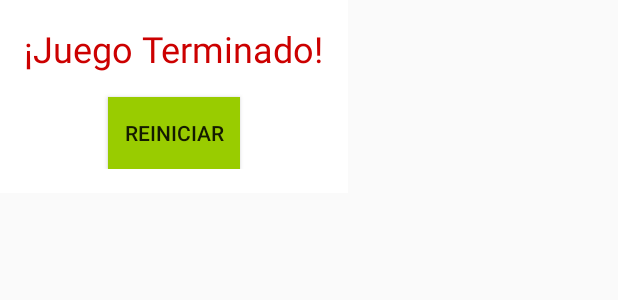
After one commit to JokularWolf/Buscaminas, an Android app built with Jetpack Compose: the layout dialog_game_over.xml on its own in the app's theme, with its tools: preview values and no code run, on a phone screen of 412 x 824 dp. The commit adds this screen. Shown: the top 300 px of the screen. Run offline under Robolectric (Android 15) with nearby library versions, the phone set to English and light mode, and no system bars.

Commit message:
Adding message dialog, when user lose appear the message with a buttom to restar level

```diff
--- a/app/src/main/java/com/example/buscaminas/MainActivity.kt
+++ b/app/src/main/java/com/example/buscaminas/MainActivity.kt
@@ -7,7 +7,9 @@ import android.widget.Toast
 import androidx.activity.ComponentActivity
 import android.widget.GridLayout
 import android.widget.PopupMenu
+import android.widget.TextView
 import logica.Matrix
+import android.app.Dialog
 
 class MainActivity : ComponentActivity() {
 
@@ -116,12 +118,11 @@ class MainActivity : ComponentActivity() {
         }
     }
 
-
     private fun revealAdjacentCells(row: Int, col: Int) {
         val gridLayout = findViewById<GridLayout>(R.id.gridLayout)
         val directions = listOf(-1 to -1, -1 to 0, -1 to 1,
-            0 to -1,          0 to 1,
-            1 to -1, 1 to 0, 1 to 1)
+                                0 to -1,          0 to 1,
+                                1 to -1, 1 to 0, 1 to 1)
 
         val queue = mutableListOf(row to col)
 
@@ -160,7 +161,23 @@ class MainActivity : ComponentActivity() {
 
     private fun showGameOver() {
         isGameOver = true
-        Toast.makeText(this, "Game Over", Toast.LENGTH_SHORT).show()
+
+        // Crear el diálogo
+        val dialog = Dialog(this)
+        dialog.setContentView(R.layout.dialog_game_over)
+
+        val tvGameOver = dialog.findViewById<TextView>(R.id.tvGameOver)
+        val btnRestart = dialog.findViewById<Button>(R.id.btnRestart)
+
+        // Configurar el botón de reinicio
+        btnRestart.setOnClickListener {
+            // Reiniciar el nivel
+            loadLayout(R.id.frBuscaminas, R.layout.buscaminas_layout, matrix.rows, matrix.cols, matrix.numMines)
+            dialog.dismiss() // Cerrar el diálogo
+        }
+
+        // Mostrar el diálogo
+        dialog.show()
 
         // Desactivar todos los botones en el tablero
         val gridLayout = findViewById<GridLayout>(R.id.gridLayout)
--- /dev/null
+++ b/app/src/main/res/layout/dialog_game_over.xml
@@ -0,0 +1,25 @@
+<?xml version="1.0" encoding="utf-8"?>
+<LinearLayout xmlns:android="http://schemas.android.com/apk/res/android"
+    android:layout_width="wrap_content"
+    android:layout_height="wrap_content"
+    android:orientation="vertical"
+    android:padding="16dp"
+    android:background="@android:color/white"
+    android:gravity="center">
+
+    <TextView
+        android:id="@+id/tvGameOver"
+        android:layout_width="wrap_content"
+        android:layout_height="wrap_content"
+        android:text="¡Juego Terminado!"
+        android:textSize="24sp"
+        android:textColor="@android:color/holo_red_dark"
+        android:layout_marginBottom="16dp"/>
+
+    <Button
+        android:id="@+id/btnRestart"
+        android:layout_width="wrap_content"
+        android:layout_height="wrap_content"
+        android:text="Reiniciar"
+        android:background="@android:color/holo_green_light"/>
+</LinearLayout>
```
Also changed, not shown: app/src/main/res/layout/buscaminas_layout.xml (line endings or trailing spaces).
